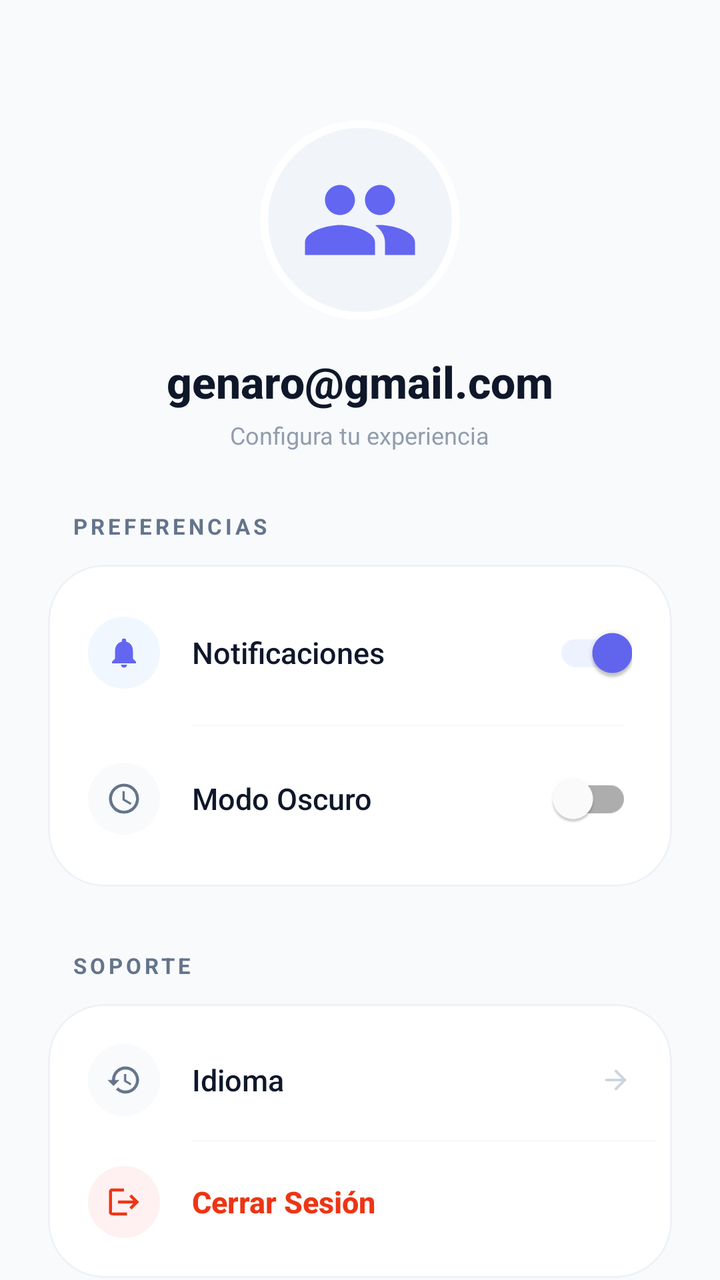
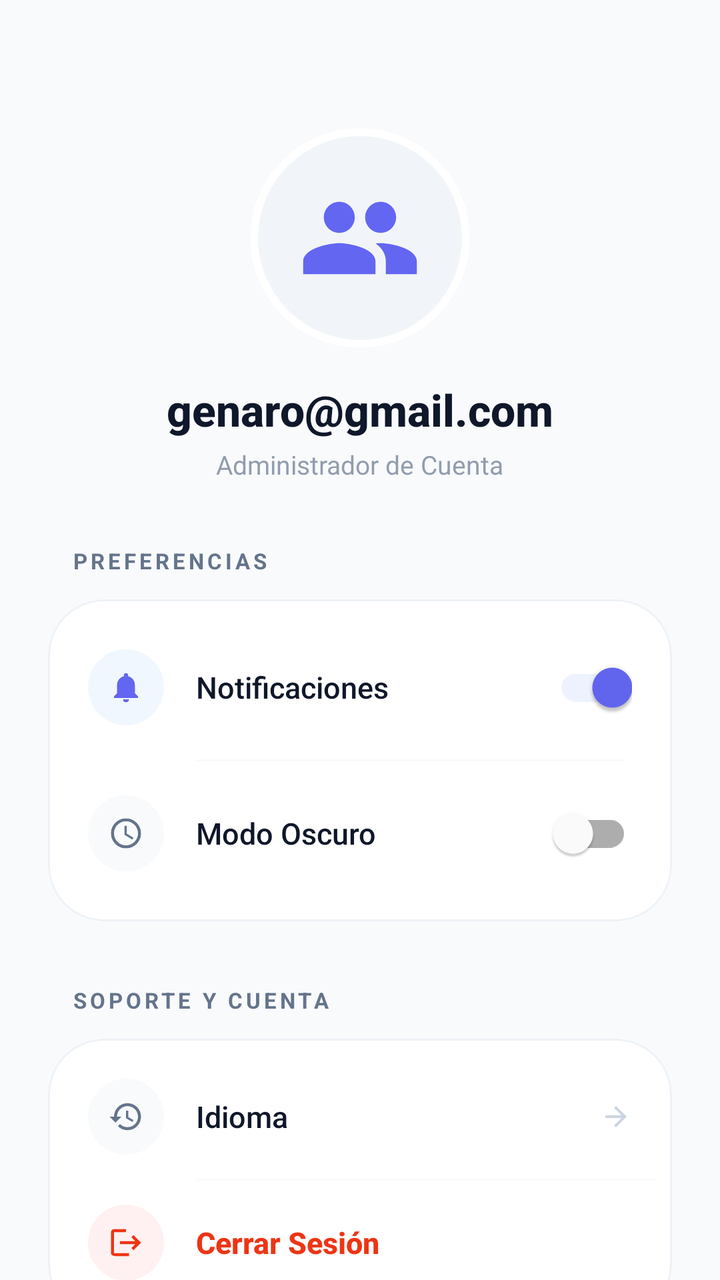

An Android layout rendered at two revisions. The XML below is the earlier revision; the diff shows what the commit changed to produce the second picture.
<!-- AndroidManifest.xml: application theme Theme.AIASolutions -->
<!-- res/layout/fragment_config.xml -->
<?xml version="1.0" encoding="utf-8"?>
<androidx.constraintlayout.widget.ConstraintLayout xmlns:android="http://schemas.android.com/apk/res/android"
    xmlns:app="http://schemas.android.com/apk/res-auto"
    xmlns:tools="http://schemas.android.com/tools"
    android:layout_width="match_parent"
    android:layout_height="match_parent"
    android:background="@color/bg_main"
    tools:context=".ConfigFragment">

    <ScrollView
        android:layout_width="match_parent"
        android:layout_height="match_parent"
        android:fillViewport="true"
        android:scrollbars="none">

        <LinearLayout
            android:layout_width="match_parent"
            android:layout_height="wrap_content"
            android:orientation="vertical"
            android:paddingBottom="40dp">

            
            <androidx.constraintlayout.widget.ConstraintLayout
                android:layout_width="match_parent"
                android:layout_height="wrap_content"
                android:paddingTop="60dp"
                android:paddingBottom="30dp">

                <com.google.android.material.card.MaterialCardView
                    android:id="@+id/profileCard"
                    android:layout_width="100dp"
                    android:layout_height="100dp"
                    app:cardCornerRadius="50dp"
                    app:cardElevation="0dp"
                    app:strokeWidth="4dp"
                    app:strokeColor="@color/white"
                    app:layout_constraintTop_toTopOf="parent"
                    app:layout_constraintStart_toStartOf="parent"
                    app:layout_constraintEnd_toEndOf="parent">
                    
                    <ImageView
                        android:id="@+id/ivProfilePic"
                        android:layout_width="match_parent"
                        android:layout_height="match_parent"
                        android:background="#F1F5F9"
                        android:padding="20dp"
                        android:src="@drawable/ic_people"
                        app:tint="@color/primary" />
                </com.google.android.material.card.MaterialCardView>

                <TextView
                    android:id="@+id/tvProfileEmail"
                    android:layout_width="wrap_content"
                    android:layout_height="wrap_content"
                    android:layout_marginTop="16dp"
                    android:text="genaro@gmail.com"
                    android:textColor="@color/text_heading"
                    android:textSize="22sp"
                    android:textStyle="bold"
                    android:fontFamily="sans-serif-medium"
                    app:layout_constraintTop_toBottomOf="@id/profileCard"
                    app:layout_constraintStart_toStartOf="parent"
                    app:layout_constraintEnd_toEndOf="parent" />

                <TextView
                    android:layout_width="wrap_content"
                    android:layout_height="wrap_content"
                    android:layout_marginTop="4dp"
                    android:text="Configura tu experiencia"
                    android:textColor="@color/text_body"
                    android:textSize="12sp"
                    android:alpha="0.7"
                    app:layout_constraintTop_toBottomOf="@id/tvProfileEmail"
                    app:layout_constraintStart_toStartOf="parent"
                    app:layout_constraintEnd_toEndOf="parent" />

            </androidx.constraintlayout.widget.ConstraintLayout>

            
            <LinearLayout
                android:layout_width="match_parent"
                android:layout_height="wrap_content"
                android:orientation="vertical"
                android:paddingHorizontal="24dp">

                <TextView
                    android:layout_width="wrap_content"
                    android:layout_height="wrap_content"
                    android:text="PREFERENCIAS"
                    android:textColor="@color/text_body"
                    android:textSize="11sp"
                    android:textStyle="bold"
                    android:letterSpacing="0.15"
                    android:layout_marginStart="12dp"
                    android:layout_marginBottom="12dp"/>

                <com.google.android.material.card.MaterialCardView
                    android:layout_width="match_parent"
                    android:layout_height="wrap_content"
                    app:cardCornerRadius="28dp"
                    app:cardElevation="0dp"
                    app:strokeWidth="1dp"
                    app:strokeColor="#EEF2F6">

                    <LinearLayout
                        android:layout_width="match_parent"
                        android:layout_height="wrap_content"
                        android:background="@color/white"
                        android:orientation="vertical"
                        android:padding="8dp">

                        
                        <LinearLayout
                            android:layout_width="match_parent"
                            android:layout_height="wrap_content"
                            android:gravity="center_vertical"
                            android:orientation="horizontal"
                            android:padding="12dp">
                            
                            <FrameLayout
                                android:layout_width="36dp"
                                android:layout_height="36dp">
                                <View
                                    android:layout_width="match_parent"
                                    android:layout_height="match_parent"
                                    android:background="@drawable/circle_accent"
                                    android:backgroundTint="#F0F7FF" />
                                <ImageView
                                    android:layout_width="18dp"
                                    android:layout_height="18dp"
                                    android:layout_gravity="center"
                                    android:src="@drawable/ic_notifications"
                                    app:tint="@color/primary" />
                            </FrameLayout>

                            <TextView
                                android:layout_width="0dp"
                                android:layout_height="wrap_content"
                                android:layout_marginStart="16dp"
                                android:layout_weight="1"
                                android:text="Notificaciones"
                                android:textColor="@color/text_heading"
                                android:textSize="15sp"
                                android:fontFamily="sans-serif-medium" />
                            
                            <com.google.android.material.switchmaterial.SwitchMaterial
                                android:id="@+id/switchNotifications"
                                android:layout_width="wrap_content"
                                android:layout_height="wrap_content"
                                android:checked="true"
                                app:thumbTint="@color/primary"
                                app:trackTint="@color/primary_light"/>
                        </LinearLayout>

                        <View
                            android:layout_width="match_parent"
                            android:layout_height="1dp"
                            android:layout_marginStart="64dp"
                            android:layout_marginEnd="16dp"
                            android:background="#F8FAFC" />

                        
                        <LinearLayout
                            android:layout_width="match_parent"
                            android:layout_height="wrap_content"
                            android:gravity="center_vertical"
                            android:orientation="horizontal"
                            android:padding="12dp">
                            
                            <FrameLayout
                                android:layout_width="36dp"
                                android:layout_height="36dp">
                                <View
                                    android:layout_width="match_parent"
                                    android:layout_height="match_parent"
                                    android:background="@drawable/circle_accent"
                                    android:backgroundTint="#F8FAFC" />
                                <ImageView
                                    android:layout_width="18dp"
                                    android:layout_height="18dp"
                                    android:layout_gravity="center"
                                    android:src="@drawable/ic_clock"
                                    app:tint="@color/text_body" />
                            </FrameLayout>

                            <TextView
                                android:layout_width="0dp"
                                android:layout_height="wrap_content"
                                android:layout_marginStart="16dp"
                                android:layout_weight="1"
                                android:text="Modo Oscuro"
                                android:textColor="@color/text_heading"
                                android:textSize="15sp"
                                android:fontFamily="sans-serif-medium" />
                            
                            <com.google.android.material.switchmaterial.SwitchMaterial
                                android:id="@+id/switchDarkMode"
                                android:layout_width="wrap_content"
                                android:layout_height="wrap_content" />
                        </LinearLayout>

                    </LinearLayout>
                </com.google.android.material.card.MaterialCardView>

                
                <TextView
                    android:layout_width="wrap_content"
                    android:layout_height="wrap_content"
                    android:text="SOPORTE"
                    android:textColor="@color/text_body"
                    android:textSize="11sp"
                    android:textStyle="bold"
                    android:letterSpacing="0.15"
                    android:layout_marginStart="12dp"
                    android:layout_marginTop="32dp"
                    android:layout_marginBottom="12dp"/>

                <com.google.android.material.card.MaterialCardView
                    android:layout_width="match_parent"
                    android:layout_height="wrap_content"
                    app:cardCornerRadius="28dp"
                    app:cardElevation="0dp"
                    app:strokeWidth="1dp"
                    app:strokeColor="#EEF2F6">

                    <LinearLayout
                        android:layout_width="match_parent"
                        android:layout_height="wrap_content"
                        android:background="@color/white"
                        android:orientation="vertical"
                        android:padding="8dp">

                        
                        <LinearLayout
                            android:id="@+id/llLanguage"
                            android:layout_width="match_parent"
                            android:layout_height="wrap_content"
                            android:gravity="center_vertical"
                            android:orientation="horizontal"
                            android:padding="12dp"
                            android:background="?attr/selectableItemBackground"
                            android:clickable="true"
                            android:focusable="true">
                            
                            <FrameLayout
                                android:layout_width="36dp"
                                android:layout_height="36dp">
                                <View
                                    android:layout_width="match_parent"
                                    android:layout_height="match_parent"
                                    android:background="@drawable/circle_accent"
                                    android:backgroundTint="#F8FAFC" />
                                <ImageView
                                    android:layout_width="18dp"
                                    android:layout_height="18dp"
                                    android:layout_gravity="center"
                                    android:src="@drawable/ic_history"
                                    app:tint="@color/text_body" />
                            </FrameLayout>

                            <TextView
                                android:layout_width="0dp"
                                android:layout_height="wrap_content"
                                android:layout_marginStart="16dp"
                                android:layout_weight="1"
                                android:text="Idioma"
                                android:textColor="@color/text_heading"
                                android:textSize="15sp"
                                android:fontFamily="sans-serif-medium" />
                            
                            <ImageView
                                android:layout_width="16dp"
                                android:layout_height="16dp"
                                android:src="@drawable/ic_arrow_forward"
                                app:tint="#CBD5E1" />
                        </LinearLayout>

                        <View
                            android:layout_width="match_parent"
                            android:layout_height="1dp"
                            android:layout_marginStart="64dp"
                            android:background="#F8FAFC" />

                        
                        <LinearLayout
                            android:id="@+id/btnLogout"
                            android:layout_width="match_parent"
                            android:layout_height="wrap_content"
                            android:gravity="center_vertical"
                            android:orientation="horizontal"
                            android:padding="12dp"
                            android:background="?attr/selectableItemBackground"
                            android:clickable="true"
                            android:focusable="true">
                            
                            <FrameLayout
                                android:layout_width="36dp"
                                android:layout_height="36dp">
                                <View
                                    android:layout_width="match_parent"
                                    android:layout_height="match_parent"
                                    android:background="@drawable/circle_accent"
                                    android:backgroundTint="#FFF1F1" />
                                <ImageView
                                    android:layout_width="18dp"
                                    android:layout_height="18dp"
                                    android:layout_gravity="center"
                                    android:src="@drawable/ic_logout"
                                    app:tint="@color/rojito" />
                            </FrameLayout>

                            <TextView
                                android:layout_width="0dp"
                                android:layout_height="wrap_content"
                                android:layout_marginStart="16dp"
                                android:layout_weight="1"
                                android:text="Cerrar Sesión"
                                android:textColor="@color/rojito"
                                android:textSize="15sp"
                                android:textStyle="bold"
                                android:fontFamily="sans-serif-medium" />
                        </LinearLayout>

                    </LinearLayout>
                </com.google.android.material.card.MaterialCardView>

                
                <TextView
                    android:layout_width="wrap_content"
                    android:layout_height="wrap_content"
                    android:layout_gravity="center_horizontal"
                    android:layout_marginTop="48dp"
                    android:text="AIA Solutions — v1.0.0"
                    android:textColor="#94A3B8"
                    android:textSize="11sp"
                    android:letterSpacing="0.05"
                    android:fontFamily="sans-serif-medium"/>

            </LinearLayout>
        </LinearLayout>
    </ScrollView>

</androidx.constraintlayout.widget.ConstraintLayout>
<!-- resources referenced by this layout -->
<resources>
  <color name="bg_main">#F8FAFC</color>
  <color name="primary">#6366F1</color>
  <color name="primary_light">#EEF2FF</color>
  <color name="rojito">#ED3515</color>
  <color name="text_body">#64748B</color>
  <color name="text_heading">#0F172A</color>
  <color name="white">#FFFFFFFF</color>
  <!-- drawable circle_accent (drawable) -->
  <?xml version="1.0" encoding="utf-8"?>
  <shape xmlns:android="http://schemas.android.com/apk/res/android"
      android:shape="oval">
      <solid android:color="#00FFFF" />
  </shape>
  <!-- drawable ic_arrow_forward (drawable) -->
  <vector xmlns:android="http://schemas.android.com/apk/res/android"
      android:width="24dp"
      android:height="24dp"
      android:viewportWidth="24"
      android:viewportHeight="24"
      android:tint="#FFFFFF">
    <path
        android:fillColor="@android:color/white"
        android:pathData="M12,4l-1.41,1.41L16.17,11H4v2h12.17l-5.58,5.59L12,20l8,-8z"/>
  </vector>
  <!-- drawable ic_clock (drawable) -->
  <vector xmlns:android="http://schemas.android.com/apk/res/android"
      android:width="24dp"
      android:height="24dp"
      android:viewportWidth="24"
      android:viewportHeight="24">
    <path
        android:fillColor="#6366F1"
        android:pathData="M11.99,2C6.47,2 2,6.48 2,12s4.47,10 9.99,10C17.52,22 22,17.52 22,12S17.52,2 11.99,2zM12,20c-4.42,0 -8,-3.58 -8,-8s3.58,-8 8,-8s8,3.58 8,8s-3.58,8 -8,8z"/>
    <path
        android:fillColor="#6366F1"
        android:pathData="M12.5,7H11v6l5.25,3.15l0.75,-1.23l-4.5,-2.67z"/>
  </vector>
  <!-- drawable ic_history (drawable) -->
  <vector xmlns:android="http://schemas.android.com/apk/res/android"
      android:width="24dp"
      android:height="24dp"
      android:viewportWidth="24"
      android:viewportHeight="24">
    <path
        android:fillColor="#6366F1"
        android:pathData="M13,3c-4.97,0 -9,4.03 -9,9H1l3.89,3.89 0.07,0.14L9,12H6c0,-3.87 3.13,-7 7,-7s7,3.13 7,7 -3.13,7 -7,7c-1.93,0 -3.68,-0.79 -4.94,-2.06l-1.42,1.42C8.27,19.99 10.51,21 13,21c4.97,0 9,-4.03 9,-9s-4.03,-9 -9,-9zm-1,5v5l4.28,2.54 0.72,-1.21 -3.5,-2.08V8H12z"/>
  </vector>
  <!-- drawable ic_logout (drawable) -->
  <vector xmlns:android="http://schemas.android.com/apk/res/android"
      android:width="24dp"
      android:height="24dp"
      android:viewportWidth="24"
      android:viewportHeight="24">
    <path
        android:fillColor="#0A1931"
        android:pathData="M17,7l-1.41,1.41L18.17,11H8v2h10.17l-2.58,2.58L17,17l5,-5L17,7zM4,5h8V3H4C2.9,3 2,3.9 2,5v14c0,1.1 0.9,2 4,2h8v-2H4V5z"/>
  </vector>
  <!-- drawable ic_notifications (drawable) -->
  <vector xmlns:android="http://schemas.android.com/apk/res/android"
      android:width="24dp"
      android:height="24dp"
      android:viewportWidth="24"
      android:viewportHeight="24">
    <path
        android:fillColor="#0A1931"
        android:pathData="M12,22c1.1,0 2,-0.9 2,-2h-4c0,1.1 0.9,2 2,2zm6,-6v-5c0,-3.07 -1.63,-5.64 -4.5,-6.32V4c0,-0.83 -0.67,-1.5 -1.5,-1.5s-1.5,0.67 -1.5,1.5v0.68C7.64,5.36 6,7.92 6,11v5l-2,2v1h16v-1l-2,-2z"/>
  </vector>
  <!-- drawable ic_people (drawable) -->
  <vector xmlns:android="http://schemas.android.com/apk/res/android"
      android:width="24dp"
      android:height="24dp"
      android:viewportWidth="24"
      android:viewportHeight="24">
    <path
        android:fillColor="#8B5CF6"
        android:pathData="M16,11c1.66,0 2.99,-1.34 2.99,-3S17.66,5 16,5s-3,1.34 -3,3 1.34,3 3,3zm-8,0c1.66,0 2.99,-1.34 2.99,-3S9.66,5 8,5 5,6.34 5,8s1.34,3 3,3zm0,2c-2.33,0 -7,1.17 -7,3.5V19h14v-2.5c0,-2.33 -4.67,-3.5 -7,-3.5zm8,0c-0.29,0 -0.62,0.02 -0.97,0.05 1.16,0.84 1.97,1.97 1.97,3.45V19h6v-2.5c0,-2.33 -4.67,-3.5 -7,-3.5z"/>
  </vector>
  <style name="Theme.AIASolutions" parent="Base.Theme.AIASolutions" />
  <style name="Base.Theme.AIASolutions" parent="Theme.MaterialComponents.DayNight.NoActionBar">
          
      </style>
</resources>

<!-- the commit's change to res/layout/fragment_config.xml (unified diff, before → after) -->
@@ -23,14 +23,14 @@
             <androidx.constraintlayout.widget.ConstraintLayout
                 android:layout_width="match_parent"
                 android:layout_height="wrap_content"
-                android:paddingTop="60dp"
-                android:paddingBottom="30dp">
+                android:paddingTop="64dp"
+                android:paddingBottom="32dp">
 
                 <com.google.android.material.card.MaterialCardView
                     android:id="@+id/profileCard"
-                    android:layout_width="100dp"
-                    android:layout_height="100dp"
-                    app:cardCornerRadius="50dp"
+                    android:layout_width="110dp"
+                    android:layout_height="110dp"
+                    app:cardCornerRadius="55dp"
                     app:cardElevation="0dp"
                     app:strokeWidth="4dp"
                     app:strokeColor="@color/white"
@@ -43,7 +43,7 @@
                         android:layout_width="match_parent"
                         android:layout_height="match_parent"
                         android:background="#F1F5F9"
-                        android:padding="20dp"
+                        android:padding="24dp"
                         android:src="@drawable/ic_people"
                         app:tint="@color/primary" />
                 </com.google.android.material.card.MaterialCardView>
@@ -66,9 +66,9 @@
                     android:layout_width="wrap_content"
                     android:layout_height="wrap_content"
                     android:layout_marginTop="4dp"
-                    android:text="Configura tu experiencia"
+                    android:text="Administrador de Cuenta"
                     android:textColor="@color/text_body"
-                    android:textSize="12sp"
+                    android:textSize="13sp"
                     android:alpha="0.7"
                     app:layout_constraintTop_toBottomOf="@id/tvProfileEmail"
                     app:layout_constraintStart_toStartOf="parent"
@@ -83,6 +83,7 @@
                 android:orientation="vertical"
                 android:paddingHorizontal="24dp">
 
+                
                 <TextView
                     android:layout_width="wrap_content"
                     android:layout_height="wrap_content"
@@ -94,6 +95,7 @@
                     android:layout_marginStart="12dp"
                     android:layout_marginBottom="12dp"/>
 
+                
                 <com.google.android.material.card.MaterialCardView
                     android:layout_width="match_parent"
                     android:layout_height="wrap_content"
@@ -118,8 +120,8 @@
                             android:padding="12dp">
                             
                             <FrameLayout
-                                android:layout_width="36dp"
-                                android:layout_height="36dp">
+                                android:layout_width="38dp"
+                                android:layout_height="38dp">
                                 <View
                                     android:layout_width="match_parent"
                                     android:layout_height="match_parent"
@@ -155,7 +157,7 @@
                         <View
                             android:layout_width="match_parent"
                             android:layout_height="1dp"
-                            android:layout_marginStart="64dp"
+                            android:layout_marginStart="66dp"
                             android:layout_marginEnd="16dp"
                             android:background="#F8FAFC" />
 
@@ -168,8 +170,8 @@
                             android:padding="12dp">
                             
                             <FrameLayout
-                                android:layout_width="36dp"
-                                android:layout_height="36dp">
+                                android:layout_width="38dp"
+                                android:layout_height="38dp">
                                 <View
                                     android:layout_width="match_parent"
                                     android:layout_height="match_parent"
@@ -206,7 +208,7 @@
                 <TextView
                     android:layout_width="wrap_content"
                     android:layout_height="wrap_content"
-                    android:text="SOPORTE"
+                    android:text="SOPORTE Y CUENTA"
                     android:textColor="@color/text_body"
                     android:textSize="11sp"
                     android:textStyle="bold"
@@ -215,6 +217,7 @@
                     android:layout_marginTop="32dp"
                     android:layout_marginBottom="12dp"/>
 
+                
                 <com.google.android.material.card.MaterialCardView
                     android:layout_width="match_parent"
                     android:layout_height="wrap_content"
@@ -243,8 +246,8 @@
                             android:focusable="true">
                             
                             <FrameLayout
-                                android:layout_width="36dp"
-                                android:layout_height="36dp">
+                                android:layout_width="38dp"
+                                android:layout_height="38dp">
                                 <View
                                     android:layout_width="match_parent"
                                     android:layout_height="match_parent"
@@ -278,7 +281,7 @@
                         <View
                             android:layout_width="match_parent"
                             android:layout_height="1dp"
-                            android:layout_marginStart="64dp"
+                            android:layout_marginStart="66dp"
                             android:background="#F8FAFC" />
 
                         
@@ -294,8 +297,8 @@
                             android:focusable="true">
                             
                             <FrameLayout
-                                android:layout_width="36dp"
-                                android:layout_height="36dp">
+                                android:layout_width="38dp"
+                                android:layout_height="38dp">
                                 <View
                                     android:layout_width="match_parent"
                                     android:layout_height="match_parent"
@@ -329,7 +332,7 @@
                     android:layout_width="wrap_content"
                     android:layout_height="wrap_content"
                     android:layout_gravity="center_horizontal"
-                    android:layout_marginTop="48dp"
+                    android:layout_marginTop="56dp"
                     android:text="AIA Solutions — v1.0.0"
                     android:textColor="#94A3B8"
                     android:textSize="11sp"
